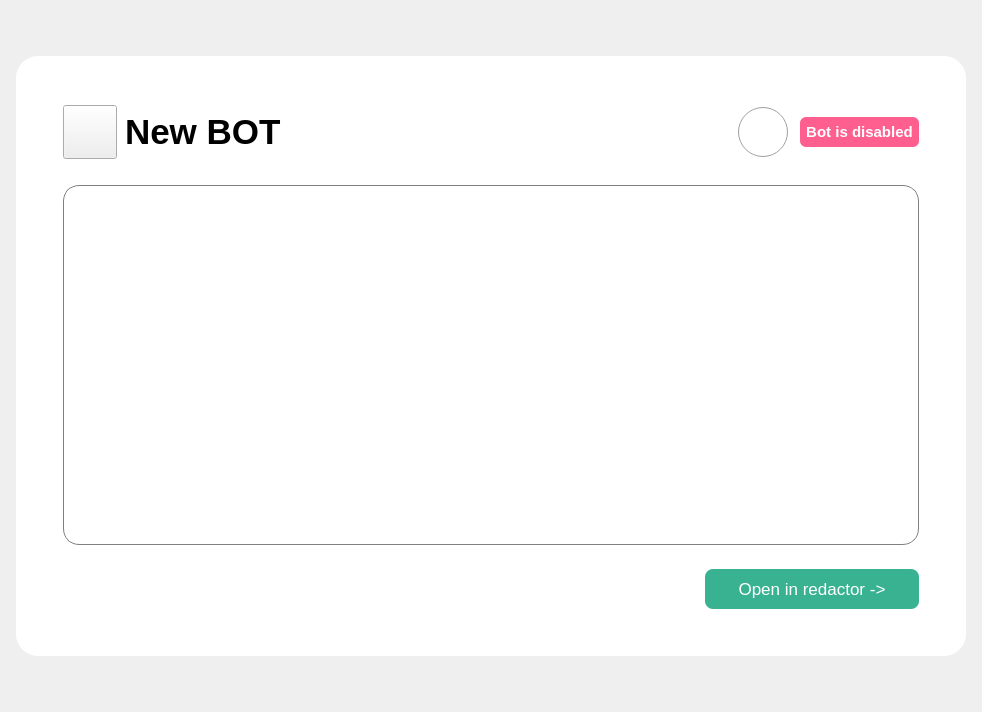
Before: the Qt Designer form simple_gram_desktop/constructor_app/widgets/selected_project_widget.ui in cuttlesystems/simplegram, drawn with Qt 5.
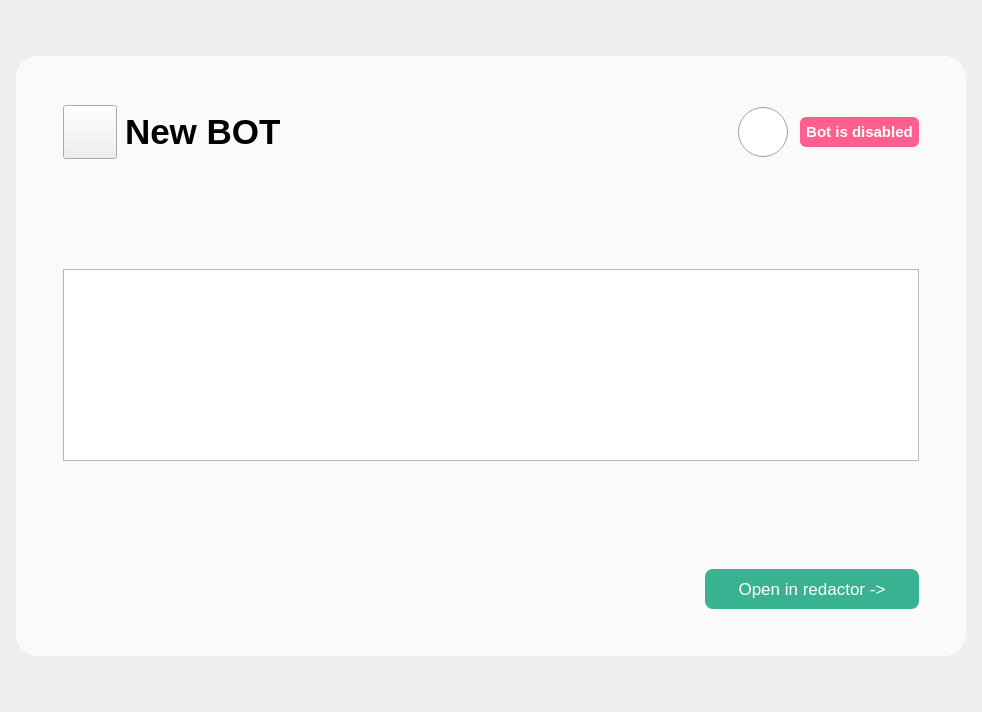
After: the same form once the commit is applied. Icons and pictures are not drawn. Custom widgets are drawn as their Qt base class.

Diff of the .ui file:
```diff
--- a/simple_gram_desktop/constructor_app/widgets/selected_project_widget.ui
+++ b/simple_gram_desktop/constructor_app/widgets/selected_project_widget.ui
@@ -60,6 +60,11 @@
         <string notr="true">QGroupBox{
 border-radius: 22px;
 border:none;
+background-color: rgba(255,255,255,180);
+}
+QGroupBox::hover{
+border-radius: 22px;
+border:none;
 background-color: rgb(255,255,255);
 }</string>
        </property>
@@ -216,20 +221,7 @@
          </spacer>
         </item>
         <item>
-         <widget class="QWidget" name="bot_structor_project_widget" native="true">
-          <property name="minimumSize">
-           <size>
-            <width>825</width>
-            <height>360</height>
-           </size>
-          </property>
-          <property name="styleSheet">
-           <string notr="true">QWidget{
-border:1px solid gray;
-border-radius:16px;
-}</string>
-          </property>
-         </widget>
+         <widget class="BotView" name="bot_view"/>
         </item>
         <item>
          <spacer name="verticalSpacer_3">
@@ -354,6 +346,13 @@
    </item>
   </layout>
  </widget>
+ <customwidgets>
+  <customwidget>
+   <class>BotView</class>
+   <extends>QGraphicsView</extends>
+   <header>constructor_app.graphic_scene.bot_view</header>
+  </customwidget>
+ </customwidgets>
  <resources>
   <include location="../bot_icons.qrc"/>
  </resources>
```
Left out of the diff: 2 changed lines with no effect on the pictures.
